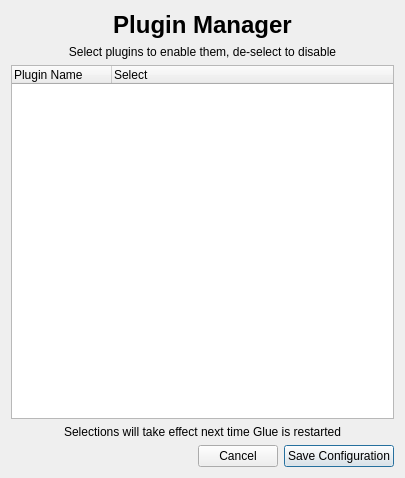
This is glue/app/qt/plugin_manager.ui in glue-viz/glue as Qt 5 draws it before an edit. The edited form follows.
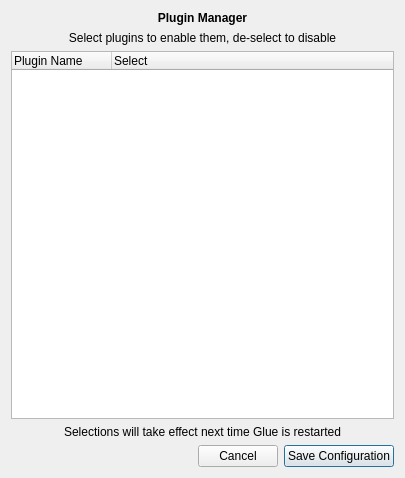
This is the edited form.

Commit message: Never hard-code font sizes in ui files

Patch:
```diff
--- a/glue/app/qt/plugin_manager.ui
+++ b/glue/app/qt/plugin_manager.ui
@@ -23,7 +23,6 @@
       <widget class="QLabel" name="label_2">
        <property name="font">
         <font>
-         <pointsize>18</pointsize>
          <weight>75</weight>
          <bold>true</bold>
         </font>
```
The commit also changes 6 other files.
